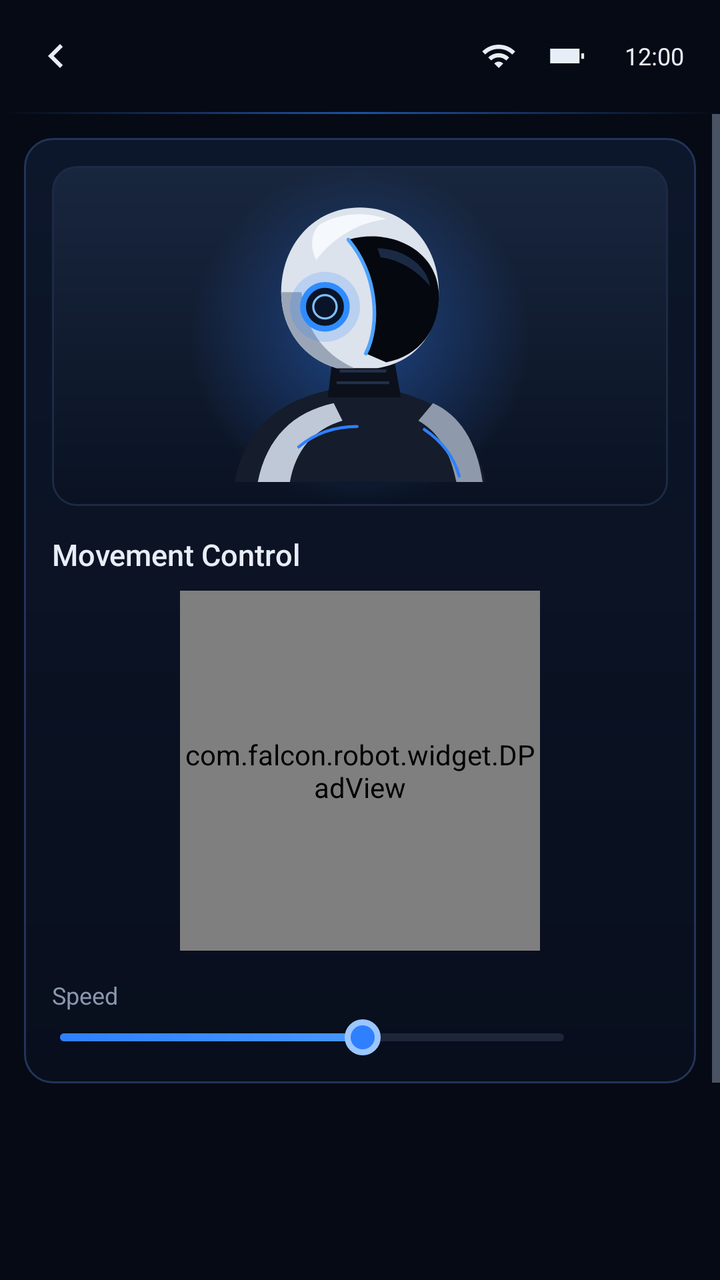
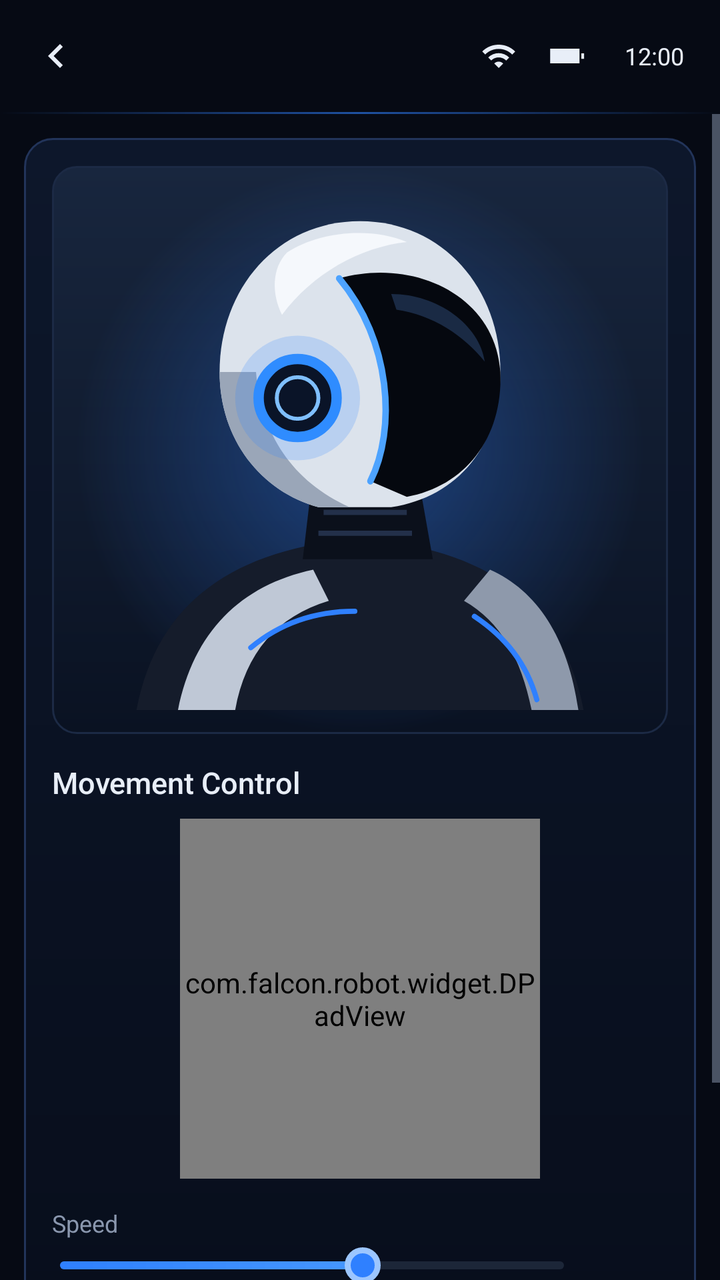

Before-and-after screenshots of an Android layout around one commit, followed by the original layout XML and the change that was made.
<!-- AndroidManifest.xml: application theme Theme.RobotControl -->
<!-- res/layout/activity_robot_control.xml -->
<?xml version="1.0" encoding="utf-8"?>
<LinearLayout xmlns:android="http://schemas.android.com/apk/res/android"
    android:layout_width="match_parent"
    android:layout_height="match_parent"
    android:orientation="vertical">

    <include layout="@layout/view_page_header" />

    <ScrollView
        android:layout_width="match_parent"
        android:layout_height="0dp"
        android:layout_weight="1">

        <LinearLayout
            android:id="@+id/columns"
            android:layout_width="match_parent"
            android:layout_height="wrap_content"
            android:padding="@dimen/screen_padding">

            
            <LinearLayout
                style="@style/Column"
                android:tag="1.3">

                <LinearLayout style="@style/Panel">

                    <FrameLayout
                        android:layout_width="match_parent"
                        android:layout_height="@dimen/robot_preview_height"
                        android:background="@drawable/bg_preview">

                        <View
                            android:layout_width="match_parent"
                            android:layout_height="match_parent"
                            android:background="@drawable/bg_glow_blue" />

                        <ImageView
                            android:layout_width="match_parent"
                            android:layout_height="match_parent"
                            android:contentDescription="@null"
                            android:padding="12dp"
                            android:src="@drawable/img_robot" />
                    </FrameLayout>

                    <TextView
                        style="@style/SectionTitle"
                        android:layout_marginTop="14dp"
                        android:text="@string/movement_control" />

                    <com.falcon.robot.widget.DPadView
                        android:id="@+id/dpad"
                        android:layout_width="@dimen/dpad_size"
                        android:layout_height="@dimen/dpad_size"
                        android:layout_gravity="center_horizontal"
                        android:layout_marginTop="8dp" />

                    <TextView
                        style="@style/FieldLabel"
                        android:layout_marginTop="14dp"
                        android:text="@string/speed" />

                    <LinearLayout
                        android:layout_width="match_parent"
                        android:layout_height="wrap_content"
                        android:layout_marginTop="4dp"
                        android:gravity="center_vertical"
                        android:orientation="horizontal">

                        <SeekBar
                            android:id="@+id/speed_seek"
                            android:layout_width="0dp"
                            android:layout_height="wrap_content"
                            android:layout_weight="1"
                            android:max="100"
                            android:maxHeight="4dp"
                            android:minHeight="4dp"
                            android:paddingStart="4dp"
                            android:paddingEnd="12dp"
                            android:progress="60"
                            android:progressDrawable="@drawable/progress_loading"
                            android:splitTrack="false"
                            android:thumb="@drawable/seekbar_thumb" />

                        <TextView
                            android:id="@+id/speed_value"
                            android:layout_width="40dp"
                            android:layout_height="wrap_content"
                            android:gravity="end"
                            android:textColor="@color/text_secondary"
                            android:textSize="12sp" />
                    </LinearLayout>
                </LinearLayout>
            </LinearLayout>

            
            <LinearLayout
                style="@style/Column"
                android:tag="1">

                <LinearLayout style="@style/Panel">

                    <TextView
                        android:id="@+id/robot_connection"
                        style="@style/StatusText"
                        android:layout_width="match_parent"
                        android:layout_height="36dp"
                        android:background="?android:attr/selectableItemBackground"
                        android:drawableStart="@drawable/dot_gray"
                        android:textColor="@color/text_primary" />

                    <View style="@style/PanelDivider" />

                    <LinearLayout
                        android:layout_width="match_parent"
                        android:layout_height="44dp"
                        android:gravity="center_vertical"
                        android:orientation="horizontal">

                        <TextView
                            android:layout_width="0dp"
                            android:layout_height="wrap_content"
                            android:layout_weight="1"
                            android:text="@string/battery"
                            android:textColor="@color/text_primary"
                            android:textSize="14sp" />

                        <TextView
                            android:id="@+id/robot_battery"
                            android:layout_width="wrap_content"
                            android:layout_height="wrap_content"
                            android:textColor="@color/text_primary"
                            android:textSize="14sp" />
                    </LinearLayout>

                    <View style="@style/PanelDivider" />

                    <LinearLayout
                        android:layout_width="match_parent"
                        android:layout_height="wrap_content"
                        android:layout_marginTop="4dp"
                        android:gravity="center_vertical"
                        android:orientation="horizontal">

                        <TextView
                            android:layout_width="0dp"
                            android:layout_height="wrap_content"
                            android:layout_weight="1"
                            android:text="@string/mode"
                            android:textColor="@color/text_primary"
                            android:textSize="14sp" />

                        <FrameLayout
                            android:layout_width="160dp"
                            android:layout_height="wrap_content">

                            <Spinner
                                android:id="@+id/robot_mode"
                                style="@style/Dropdown" />

                            <ImageView
                                android:layout_width="22dp"
                                android:layout_height="22dp"
                                android:layout_gravity="end|center_vertical"
                                android:layout_marginEnd="8dp"
                                android:contentDescription="@null"
                                android:src="@drawable/ic_dropdown" />
                        </FrameLayout>
                    </LinearLayout>
                </LinearLayout>

                <LinearLayout
                    style="@style/Panel"
                    android:layout_marginTop="@dimen/gap">

                    <TextView
                        style="@style/SectionTitle"
                        android:text="@string/actions" />

                    <TextView
                        android:id="@+id/action_stand"
                        style="@style/ListAction"
                        android:drawableStart="@drawable/ic_pose_stand"
                        android:text="@string/pose_stand" />

                    <TextView
                        android:id="@+id/action_sit"
                        style="@style/ListAction"
                        android:drawableStart="@drawable/ic_pose_sit"
                        android:text="@string/pose_sit" />

                    <TextView
                        android:id="@+id/action_wave"
                        style="@style/ListAction"
                        android:drawableStart="@drawable/ic_pose_wave"
                        android:text="@string/pose_wave" />

                    <TextView
                        android:id="@+id/action_dance"
                        style="@style/ListAction"
                        android:drawableStart="@drawable/ic_music"
                        android:text="@string/pose_dance" />

                    <TextView
                        android:id="@+id/robot_status"
                        style="@style/StatusText"
                        android:layout_marginTop="12dp"
                        android:text="@string/status_idle"
                        android:textColor="@color/text_secondary" />
                </LinearLayout>
            </LinearLayout>
        </LinearLayout>
    </ScrollView>
</LinearLayout>
<!-- res/layout/view_page_header.xml (included above) -->
<?xml version="1.0" encoding="utf-8"?>
<LinearLayout xmlns:android="http://schemas.android.com/apk/res/android"
    android:layout_width="match_parent"
    android:layout_height="wrap_content"
    android:orientation="vertical">

    <LinearLayout
        android:layout_width="match_parent"
        android:layout_height="56dp"
        android:gravity="center_vertical"
        android:orientation="horizontal"
        android:paddingLeft="6dp"
        android:paddingRight="18dp">

        <ImageButton
            android:id="@+id/header_back"
            android:layout_width="44dp"
            android:layout_height="44dp"
            android:background="?android:attr/selectableItemBackgroundBorderless"
            android:contentDescription="@string/back"
            android:src="@drawable/ic_back" />

        <TextView
            android:id="@+id/header_title"
            android:layout_width="0dp"
            android:layout_height="wrap_content"
            android:layout_marginStart="4dp"
            android:layout_weight="1"
            android:fontFamily="sans-serif-medium"
            android:singleLine="true"
            android:textColor="@color/text_primary"
            android:textSize="@dimen/title_text" />

        <include layout="@layout/view_system_status" />
    </LinearLayout>

    <View
        android:layout_width="match_parent"
        android:layout_height="1dp"
        android:background="@drawable/bg_top_divider" />
</LinearLayout>
<!-- res/layout/view_system_status.xml (included above) -->
<?xml version="1.0" encoding="utf-8"?>
<LinearLayout xmlns:android="http://schemas.android.com/apk/res/android"
    android:layout_width="wrap_content"
    android:layout_height="wrap_content"
    android:gravity="center_vertical"
    android:orientation="horizontal">

    <ImageView
        android:id="@+id/status_wifi"
        android:layout_width="18dp"
        android:layout_height="18dp"
        android:contentDescription="@string/wifi"
        android:src="@drawable/ic_wifi" />

    <ImageView
        android:layout_width="22dp"
        android:layout_height="22dp"
        android:layout_marginStart="14dp"
        android:contentDescription="@null"
        android:src="@drawable/ic_battery_h" />

    <TextView
        android:id="@+id/status_battery"
        android:layout_width="wrap_content"
        android:layout_height="wrap_content"
        android:layout_marginStart="4dp"
        android:textColor="@color/text_primary"
        android:textSize="12sp" />

    <TextClock
        android:layout_width="wrap_content"
        android:layout_height="wrap_content"
        android:layout_marginStart="14dp"
        android:format12Hour="h:mm"
        android:format24Hour="HH:mm"
        android:textColor="@color/text_primary"
        android:textSize="12sp" />
</LinearLayout>
<!-- resources referenced by this layout -->
<resources>
  <color name="text_primary">#FFE8EEF8</color>
  <color name="text_secondary">#FF8A97AE</color>
  <dimen name="dpad_size">180dp</dimen>
  <dimen name="gap">10dp</dimen>
  <dimen name="robot_preview_height">170dp</dimen>
  <dimen name="screen_padding">12dp</dimen>
  <dimen name="title_text">18sp</dimen>
  <!-- drawable bg_top_divider (drawable) -->
  <?xml version="1.0" encoding="utf-8"?>
  <shape xmlns:android="http://schemas.android.com/apk/res/android" android:shape="rectangle">
      <gradient
          android:centerColor="#992F80FF"
          android:endColor="#002F80FF"
          android:startColor="#002F80FF" />
  </shape>
  <!-- drawable seekbar_thumb (drawable) -->
  <?xml version="1.0" encoding="utf-8"?>
  <shape xmlns:android="http://schemas.android.com/apk/res/android" android:shape="oval">
      <solid android:color="@color/blue" />
      <stroke android:width="3dp" android:color="#FF9CC6FF" />
      <size android:width="18dp" android:height="18dp" />
  </shape>
  <string name="actions">Actions</string>
  <string name="back">Back</string>
  <string name="battery">Battery</string>
  <string name="mode">Mode</string>
  <string name="movement_control">Movement Control</string>
  <string name="pose_dance">Dance</string>
  <string name="pose_sit">Sit</string>
  <string name="pose_stand">Stand</string>
  <string name="pose_wave">Wave</string>
  <string name="speed">Speed</string>
  <string name="status_idle">Idle</string>
  <string name="wifi">Wi-Fi</string>
  <style name="Column">
          <item name="android:layout_width">match_parent</item>
          <item name="android:layout_height">wrap_content</item>
          <item name="android:orientation">vertical</item>
      </style>
  <style name="Dropdown">
          <item name="android:layout_width">match_parent</item>
          <item name="android:layout_height">44dp</item>
          <item name="android:background">@drawable/bg_input</item>
          <item name="android:popupBackground">@drawable/bg_popup</item>
          <item name="android:paddingEnd">32dp</item>
      </style>
  <style name="FieldLabel">
          <item name="android:layout_width">wrap_content</item>
          <item name="android:layout_height">wrap_content</item>
          <item name="android:textColor">@color/text_secondary</item>
          <item name="android:textSize">12sp</item>
      </style>
  <style name="Panel">
          <item name="android:layout_width">match_parent</item>
          <item name="android:layout_height">wrap_content</item>
          <item name="android:background">@drawable/bg_panel_blue</item>
          <item name="android:orientation">vertical</item>
          <item name="android:padding">14dp</item>
      </style>
  <style name="StatusText">
          <item name="android:layout_width">wrap_content</item>
          <item name="android:layout_height">wrap_content</item>
          <item name="android:textSize">13sp</item>
          <item name="android:drawablePadding">8dp</item>
          <item name="android:gravity">center_vertical</item>
      </style>
  <color name="text_muted">#FF5D6A82</color>
  <color name="blue_light">#FF55A6FF</color>
  <color name="blue">#FF2F80FF</color>
  <!-- drawable bg_popup (drawable) -->
  <?xml version="1.0" encoding="utf-8"?>
  <shape xmlns:android="http://schemas.android.com/apk/res/android" android:shape="rectangle">
      <corners android:radius="8dp" />
      <solid android:color="#FF0E1830" />
      <stroke android:width="1dp" android:color="#FF22345A" />
  </shape>
  <!-- drawable bg_panel_divider (drawable) -->
  <?xml version="1.0" encoding="utf-8"?>
  <shape xmlns:android="http://schemas.android.com/apk/res/android" android:shape="rectangle">
      <solid android:color="@color/divider" />
  </shape>
  <color name="bg">#FF060A14</color>
  <color name="divider">#FF17233A</color>
  <!-- unchanged entries left out for length: 20 -->
</resources>

<!-- the commit's change to res/layout/activity_robot_control.xml (unified diff, before → after) -->
@@ -9,7 +9,8 @@
     <ScrollView
         android:layout_width="match_parent"
         android:layout_height="0dp"
-        android:layout_weight="1">
+        android:layout_weight="1"
+        android:fillViewport="true">
 
         <LinearLayout
             android:id="@+id/columns"
@@ -22,11 +23,14 @@
                 style="@style/Column"
                 android:tag="1.3">
 
-                <LinearLayout style="@style/Panel">
+                <LinearLayout style="@style/Panel"
+                    android:layout_weight="1">
 
                     <FrameLayout
                         android:layout_width="match_parent"
-                        android:layout_height="@dimen/robot_preview_height"
+                        android:layout_height="0dp"
+                        android:layout_weight="1"
+                        android:minHeight="@dimen/robot_preview_height"
                         android:background="@drawable/bg_preview">
 
                         <View
@@ -170,7 +174,8 @@
 
                 <LinearLayout
                     style="@style/Panel"
-                    android:layout_marginTop="@dimen/gap">
+                    android:layout_marginTop="@dimen/gap"
+                    android:layout_weight="1">
 
                     <TextView
                         style="@style/SectionTitle"
@@ -199,6 +204,12 @@
                         style="@style/ListAction"
                         android:drawableStart="@drawable/ic_music"
                         android:text="@string/pose_dance" />
+
+                    <Space
+                        android:layout_width="0dp"
+                        android:layout_height="0dp"
+                        android:layout_weight="1" />
+
 
                     <TextView
                         android:id="@+id/robot_status"
